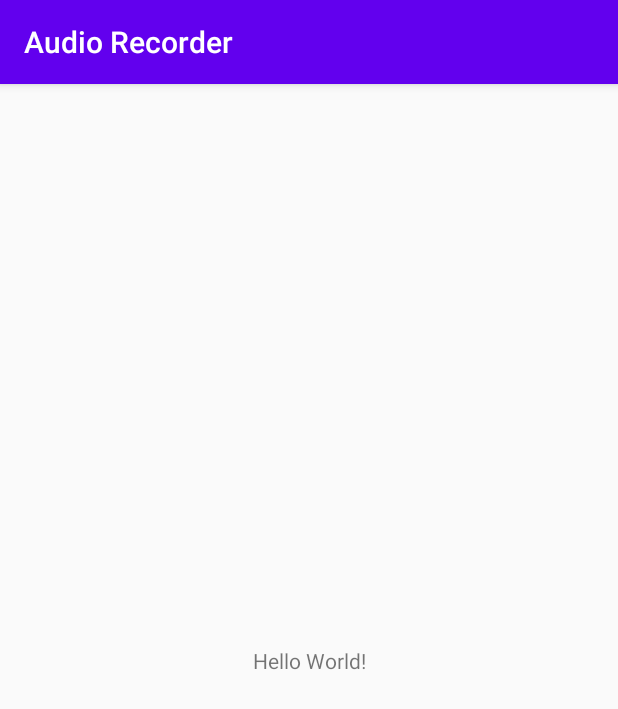
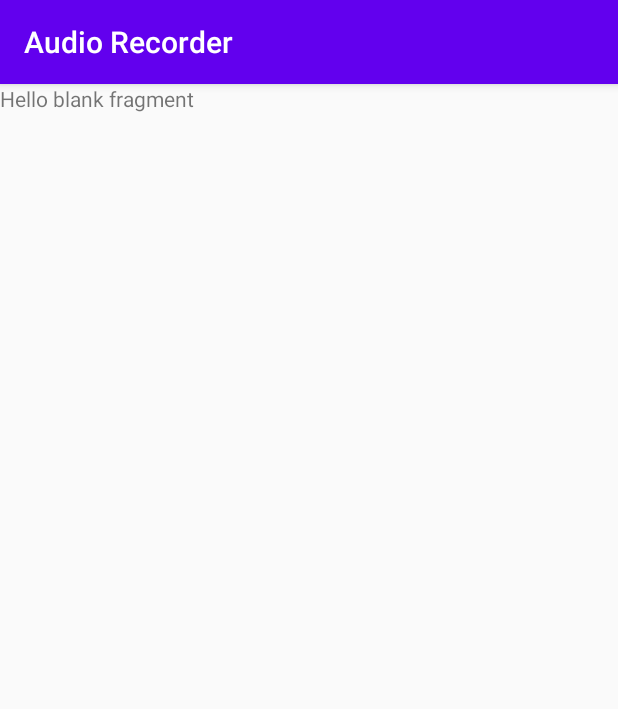
Before and after one commit to nakshatra-bazukaa/Voice-Recorder, an Android app: the screen it shows after launch (MainActivity), on a phone screen of 412 x 824 dp. Shown: the top 709 px of the screen. Run offline under Robolectric (Android 15) with nearby library versions, the light colour scheme and no system bars.

Commit message:
Nav graph added

```diff
--- a/AudioRecorder/app/build.gradle
+++ b/AudioRecorder/app/build.gradle
@@ -28,6 +28,7 @@ dependencies {
 
     implementation 'androidx.appcompat:appcompat:1.2.0'
     implementation 'androidx.constraintlayout:constraintlayout:2.0.1'
+    implementation 'androidx.legacy:legacy-support-v4:1.0.0'
     testImplementation 'junit:junit:4.12'
     androidTestImplementation 'androidx.test.ext:junit:1.1.2'
     androidTestImplementation 'androidx.test.espresso:espresso-core:3.3.0'
--- /dev/null
+++ b/AudioRecorder/app/src/main/java/com/bazukaa/audiorecorder/AudioListFragment.java
@@ -0,0 +1,64 @@
+package com.bazukaa.audiorecorder;
+
+import android.os.Bundle;
+
+import androidx.fragment.app.Fragment;
+
+import android.view.LayoutInflater;
+import android.view.View;
+import android.view.ViewGroup;
+
+
+/**
+ * A simple {@link Fragment} subclass.
+ * Use the {@link AudioListFragment#newInstance} factory method to
+ * create an instance of this fragment.
+ */
+public class AudioListFragment extends Fragment {
+    // TODO: Rename parameter arguments, choose names that match
+    // the fragment initialization parameters, e.g. ARG_ITEM_NUMBER
+    private static final String ARG_PARAM1 = "param1";
+    private static final String ARG_PARAM2 = "param2";
+
+    // TODO: Rename and change types of parameters
+    private String mParam1;
+    private String mParam2;
+
+    public AudioListFragment() {
+        // Required empty public constructor
+    }
+
+    /**
+     * Use this factory method to create a new instance of
+     * this fragment using the provided parameters.
+     *
+     * @param param1 Parameter 1.
+     * @param param2 Parameter 2.
+     * @return A new instance of fragment AudioListFragment.
+     */
+    // TODO: Rename and change types and number of parameters
+    public static AudioListFragment newInstance(String param1, String param2) {
+        AudioListFragment fragment = new AudioListFragment();
+        Bundle args = new Bundle();
+        args.putString(ARG_PARAM1, param1);
+        args.putString(ARG_PARAM2, param2);
+        fragment.setArguments(args);
+        return fragment;
+    }
+
+    @Override
+    public void onCreate(Bundle savedInstanceState) {
+        super.onCreate(savedInstanceState);
+        if (getArguments() != null) {
+            mParam1 = getArguments().getString(ARG_PARAM1);
+            mParam2 = getArguments().getString(ARG_PARAM2);
+        }
+    }
+
+    @Override
+    public View onCreateView(LayoutInflater inflater, ViewGroup container,
+                             Bundle savedInstanceState) {
+        // Inflate the layout for this fragment
+        return inflater.inflate(R.layout.fragment_audio_list, container, false);
+    }
+}
--- a/AudioRecorder/app/src/main/res/layout/activity_main.xml
+++ b/AudioRecorder/app/src/main/res/layout/activity_main.xml
@@ -1,18 +1,18 @@
 <?xml version="1.0" encoding="utf-8"?>
-<androidx.constraintlayout.widget.ConstraintLayout xmlns:android="http://schemas.android.com/apk/res/android"
+<androidx.coordinatorlayout.widget.CoordinatorLayout xmlns:android="http://schemas.android.com/apk/res/android"
     xmlns:app="http://schemas.android.com/apk/res-auto"
     xmlns:tools="http://schemas.android.com/tools"
     android:layout_width="match_parent"
     android:layout_height="match_parent"
     tools:context=".MainActivity">
 
-    <TextView
-        android:layout_width="wrap_content"
-        android:layout_height="wrap_content"
-        android:text="Hello World!"
-        app:layout_constraintBottom_toBottomOf="parent"
-        app:layout_constraintLeft_toLeftOf="parent"
-        app:layout_constraintRight_toRightOf="parent"
-        app:layout_constraintTop_toTopOf="parent" />
+    <fragment
+        android:id="@+id/fragment_container"
+        android:name="androidx.navigation.fragment.NavHostFragment"
+        android:layout_width="match_parent"
+        android:layout_height="match_parent"
+        app:navGraph="@navigation/nav_graph"
+        app:defaultNavHost="true"
+        />
 
-</androidx.constraintlayout.widget.ConstraintLayout>
+</androidx.coordinatorlayout.widget.CoordinatorLayout>
--- /dev/null
+++ b/AudioRecorder/app/src/main/res/layout/fragment_audio_list.xml
@@ -0,0 +1,14 @@
+<?xml version="1.0" encoding="utf-8"?>
+<FrameLayout xmlns:android="http://schemas.android.com/apk/res/android"
+    xmlns:tools="http://schemas.android.com/tools"
+    android:layout_width="match_parent"
+    android:layout_height="match_parent"
+    tools:context=".AudioListFragment">
+
+    <!-- TODO: Update blank fragment layout -->
+    <TextView
+        android:layout_width="match_parent"
+        android:layout_height="match_parent"
+        android:text="@string/hello_blank_fragment" />
+
+</FrameLayout>
--- /dev/null
+++ b/AudioRecorder/app/src/main/res/navigation/nav_graph.xml
@@ -0,0 +1,18 @@
+<?xml version="1.0" encoding="utf-8"?>
+<navigation xmlns:android="http://schemas.android.com/apk/res/android"
+    xmlns:app="http://schemas.android.com/apk/res-auto"
+    xmlns:tools="http://schemas.android.com/tools"
+    android:id="@+id/nav_graph"
+    app:startDestination="@id/audioListFragment">
+
+    <fragment
+        android:id="@+id/audioListFragment"
+        android:name="com.bazukaa.audiorecorder.AudioListFragment"
+        android:label="fragment_audio_list"
+        tools:layout="@layout/fragment_audio_list" />
+    <fragment
+        android:id="@+id/recordFragment"
+        android:name="com.bazukaa.audiorecorder.RecordFragment"
+        android:label="fragment_record"
+        tools:layout="@layout/fragment_record" />
+</navigation>
--- a/AudioRecorder/app/src/main/res/values/strings.xml
+++ b/AudioRecorder/app/src/main/res/values/strings.xml
@@ -1,3 +1,6 @@
 <resources>
     <string name="app_name">Audio Recorder</string>
+
+    <!-- TODO: Remove or change this placeholder text -->
+    <string name="hello_blank_fragment">Hello blank fragment</string>
 </resources>
```
Also changed, not shown: AudioRecorder/app/src/main/java/com/bazukaa/audiorecorder/RecordFragment.java (added, +64 -0 lines), AudioRecorder/app/src/main/res/layout/fragment_record.xml (added, +14 -0 lines).
